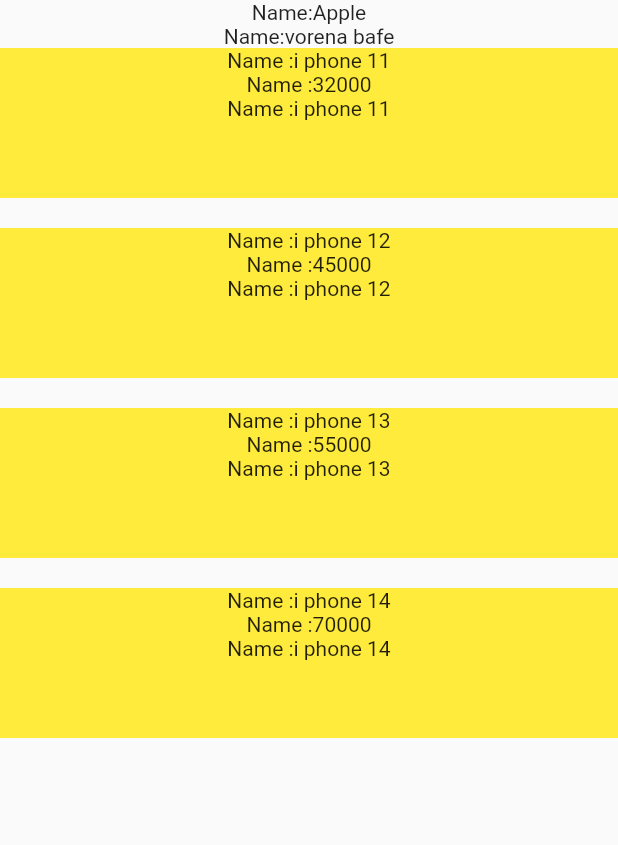
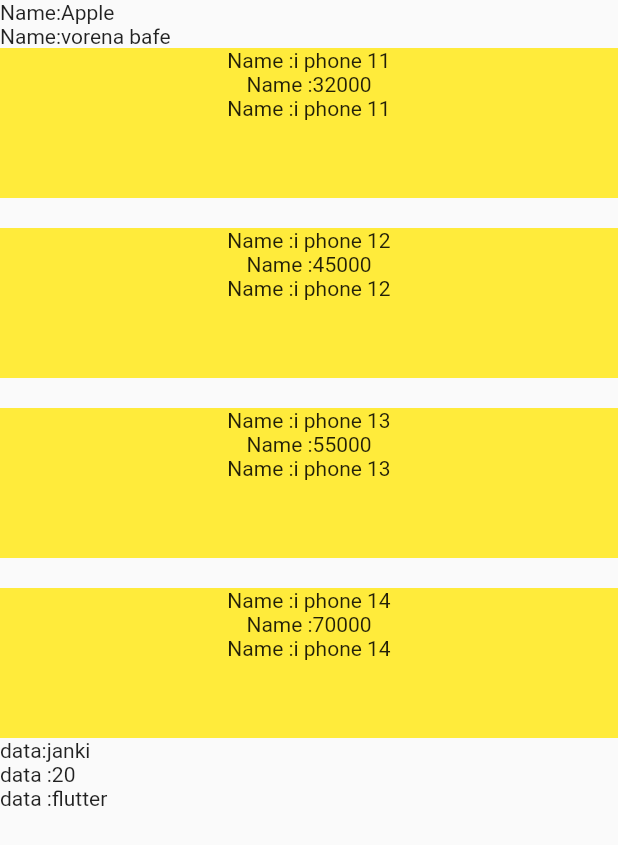
Before and after one commit to PARTHIVCHOVATIYA0408/model1, a Flutter app: the screen it shows after launch, on a phone screen of 412 x 824 dp. Shown: the top 845 px of the screen. Run offline on Flutter 3.47's test engine with Material 2 defaults, Android fonts, the phone set to English and light mode, and no system bars.

Commit message:
first commit

```diff
--- /dev/null
+++ b/model1/lib/app_data/student_data.dart
@@ -0,0 +1,25 @@
+class StudentData {
+ static Map<String, dynamic> studentInformation = {
+  "stu1":{
+    'name':'janki',
+    'rollno':20,
+    'course':"flutter"
+
+  },
+   "stu2":{
+    'name':'parthiv',
+    'rollno':10,
+    'course':"flutter",
+    'fees':55000,
+
+  },
+ "stu3":{
+    'name':'kajal',
+    'rollno':25,
+    'course':"nodejs"
+
+  },
+
+
+ };
+}
--- /dev/null
+++ b/model1/lib/model/student_model.dart
@@ -0,0 +1,29 @@
+class StudentModel {
+  final Student1? student1;
+
+  StudentModel({this.student1});
+  factory StudentModel.fromJson(Map<String, dynamic> json) {
+    return StudentModel(
+      student1: Student1.fromJson(json['stu1']),
+    );
+  }
+}
+
+class Student1 {
+  final String? name;
+  final int? rollnum;
+  final String? course;
+
+  Student1({
+    this.name,
+    this.rollnum,
+    this.course,
+  });
+  factory Student1.fromJson(Map<String, dynamic> json) {
+    return Student1(
+      name: json['name'],
+      rollnum: json['rollno'],
+      course: json['course'],
+    );
+  }
+}
--- a/model1/lib/screen/map_of_list_callinng.dart
+++ b/model1/lib/screen/map_of_list_callinng.dart
@@ -1,7 +1,9 @@
 import 'package:flutter/material.dart';
 import 'package:model1/model/common_model_map_of_list.dart';
 
+import '../app_data/student_data.dart';
 import '../model/map_of_list_model.dart';
+import '../model/student_model.dart';
 
 class MapOfListList extends StatefulWidget {
   const MapOfListList({super.key});
@@ -12,21 +14,22 @@ class MapOfListList extends StatefulWidget {
 
 class _MapOfListListState extends State<MapOfListList> {
   MobileDataModel? mobileData;
+  StudentModel? studentModel;
   @override
   void initState() {
     super.initState();
     mobileData = MobileDataModel.fromJson(MobileData.listPhone);
+    studentModel = StudentModel.fromJson(StudentData.studentInformation);
   }
 
   @override
   Widget build(BuildContext context) {
     return Scaffold(
-      body: Column(
+      body: ListView(
         children: [
           Text("Name:${mobileData!.firstPhone}"),
           Text("Name:${mobileData!.appleceo}"),
-          Expanded(
-            child: ListView.separated(
+          ListView.separated(
               shrinkWrap: true,
               itemBuilder: (context, index) => Container(
                     height: 100,
@@ -44,7 +47,9 @@ class _MapOfListListState extends State<MapOfListList> {
                     height: 20,
                   ),
               itemCount: mobileData!.applelist!.length),
-          )
+          Text("data:${studentModel!.student1!.name}"),
+          Text("data :${studentModel!.student1!.rollnum}"),
+          Text("data :${studentModel!.student1!.course}"),
         ],
       ),
     );
```
Lines whose indentation alone changed are shown as unchanged.
